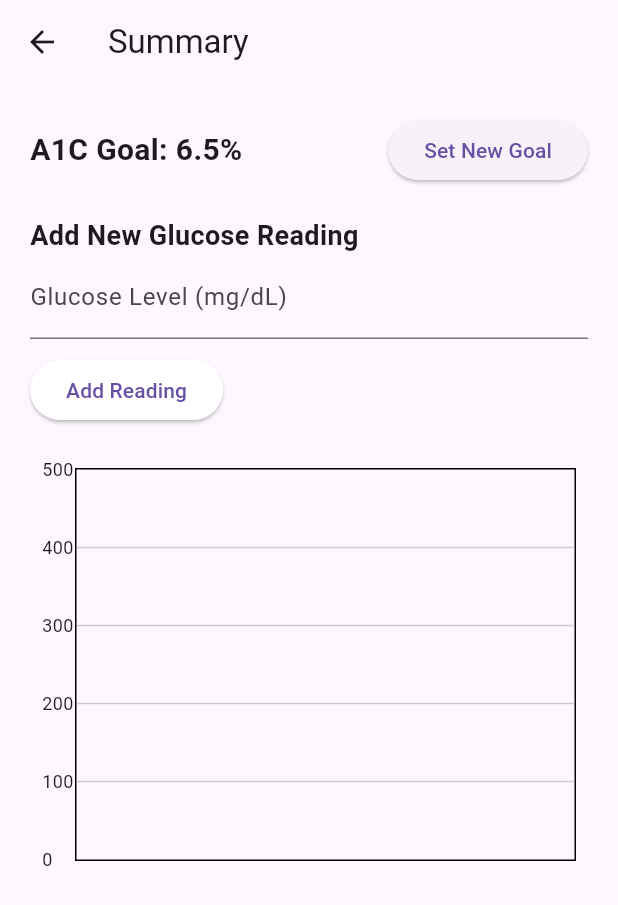
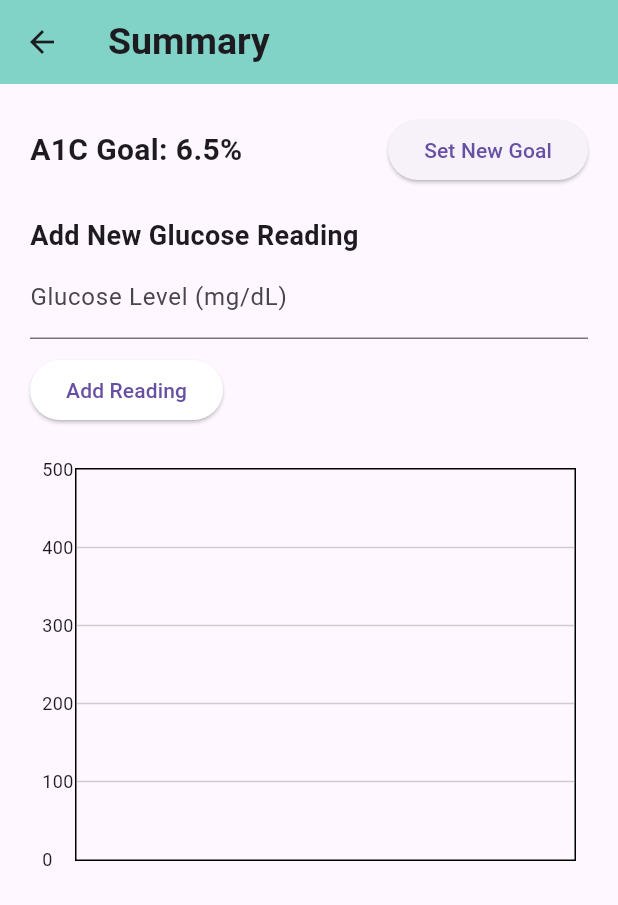
Before and after one commit to UNO-CSCI4830/GlucoGuide, a Flutter app: the MainWrapper screen opened by its route, after a tap on "Go to Summary", on a phone screen of 412 x 824 dp. Shown: the top 905 px of the screen. Run offline on Flutter 3.47's test engine with Material 3 defaults, Android fonts, the phone set to English and light mode, and no system bars; drawn by our look-alikes of fl_chart; our stand-ins replace cloud_firestore, csv, firebase_auth, firebase_core, firebase_messaging, flutter_dotenv and 1 more; accounts and stored records are empty.

Commit message:
fixed lots of UI things

```diff
--- a/glucoguide/lib/components/bottom_navbar.dart
+++ b/glucoguide/lib/components/bottom_navbar.dart
@@ -13,20 +13,17 @@ class BottomNavBar extends StatelessWidget {
   @override
   Widget build(BuildContext context) {
     return BottomNavigationBar(
+      iconSize: 42.69,
       currentIndex: currentIndex,
       onTap: onTap, // Trigger callback when a tab is tapped
       unselectedItemColor: Colors.black,
-      selectedItemColor: Colors.red,
+      selectedItemColor: const Color.fromARGB(255, 28, 184, 152),
       showSelectedLabels: true,
       showUnselectedLabels: true,
       items: const [
         BottomNavigationBarItem(
           icon: Icon(Icons.home),
           label: 'Home',
-        ),
-        BottomNavigationBarItem(
-          icon: Icon(Icons.person),
-          label: 'Profile',
         ),
         BottomNavigationBarItem(
           icon: Icon(Icons.notifications),
--- a/glucoguide/lib/main_wrapper.dart
+++ b/glucoguide/lib/main_wrapper.dart
@@ -6,7 +6,6 @@ import 'package:glucoguide/screens/alerts/alerts_page.dart';
 import 'package:glucoguide/screens/app_settings/app_settings.dart';
 import 'package:glucoguide/screens/food_tracker/food_tracker.dart';
 import 'package:glucoguide/screens/home/home_page.dart';
-import 'package:glucoguide/screens/profile/profile.dart';
 import 'package:glucoguide/screens/summary/summary.dart';
 
 class MainWrapper extends StatefulWidget {
@@ -21,7 +20,6 @@ class _MainWrapperState extends State<MainWrapper> {
 
   final List<Widget> _pages = [
     const HomePage(),
-    const ProfilePage(),
     const AlertsPage(),
     const FoodTrackerPage(),
     const SummaryPage(),
--- a/glucoguide/lib/models/user_profile.dart
+++ b/glucoguide/lib/models/user_profile.dart
@@ -1,3 +1,5 @@
+import 'package:csv/csv.dart';
+
 class UserProfile {
   // Basic user information fields
   String uid;
@@ -9,6 +11,7 @@ class UserProfile {
   int weight;
   String country;
   String unit;
+  int currentGlucoseLevel;
 
   // Logs (food, blood glucose and insulin doses)
   // Stored in a LIST of key value pairs
@@ -28,6 +31,7 @@ class UserProfile {
     required this.weight,
     required this.country,
     required this.unit,
+    this.currentGlucoseLevel = 0,
     this.foodLogs = const [],
     this.bloodGlucoseLogs = const [],
     this.insulinDoseLogs = const [],
@@ -50,7 +54,8 @@ class UserProfile {
       'foodLogs': foodLogs,
       'bloodGlucoseLogs': bloodGlucoseLogs,
       'insulinDoseLogs': insulinDoseLogs,
-      'alerts': alerts
+      'alerts': alerts,
+      'currentGlucoseLevel': currentGlucoseLevel,
     };
   }
 
@@ -72,6 +77,7 @@ class UserProfile {
             List<Map<String, dynamic>>.from(map['bloodGlucoseLogs'] ?? []),
         insulinDoseLogs:
             List<Map<String, dynamic>>.from(map['insulinDoseLogs'] ?? []),
-        alerts: List<Map<String, dynamic>>.from(map['alerts'] ?? []));
+        alerts: List<Map<String, dynamic>>.from(map['alerts'] ?? []),
+        currentGlucoseLevel: map['currentGlucoseLevel']);
   }
 }
--- a/glucoguide/lib/screens/home/home_page.dart
+++ b/glucoguide/lib/screens/home/home_page.dart
@@ -21,7 +21,7 @@ class HomePage extends StatelessWidget {
       appBar: AppBar(
         title: const Text(
           'Welcome To GlucoGuide!',
-          style: TextStyle(fontSize: 20, fontWeight: FontWeight.bold),
+          style: TextStyle(fontSize: 25, fontWeight: FontWeight.bold),
         ),
         automaticallyImplyLeading: false,
         backgroundColor: const Color.fromARGB(147, 36, 185, 156),
@@ -87,7 +87,7 @@ class HomePage extends StatelessWidget {
               Text(
                 "Welcome, ${userProfile!.name}!",
                 style: const TextStyle(
-                  fontSize: 26,
+                  fontSize: 20,
                   fontWeight: FontWeight.bold,
                   color: Color.fromARGB(255, 20, 100, 160),
                 ),
@@ -157,30 +157,9 @@ class CurrentBloodGlucoseWidget extends StatelessWidget {
 
         // Extract insulin dose logs and current blood glucose
         final userData = snapshot.data!.data() as Map<String, dynamic>?;
-        if (userData == null || !userData.containsKey('insulinDoseLogs')) {
-          return const Center(
-              child: Text(
-            "No blood glucose logs available",
-            style: TextStyle(fontSize: 16, color: Colors.orangeAccent),
-          ));
-        }
-
-        final insulinDoseLogs = (userData['insulinDoseLogs'] as List<dynamic>?)
-            ?.map((log) => log as Map<String, dynamic>)
-            .toList();
-
-        // Make sure insulindoselogs is not empty or null, if so display message
-        if (insulinDoseLogs == null || insulinDoseLogs.isEmpty) {
-          return const Center(
-              child: Text(
-            "No blood glucose logs available",
-            style: TextStyle(fontSize: 16, color: Colors.orangeAccent),
-          ));
-        }
 
         // Get current blood glucose level (from last log)
-        final currentBloodGlucose =
-            insulinDoseLogs.last['bloodGlucLevel'] ?? "N/A";
+        final currentBloodGlucose = userData?['currentGlucoseLevel']!;
 
         return Padding(
           padding: const EdgeInsets.all(8.0),
--- a/glucoguide/lib/screens/summary/summary.dart
+++ b/glucoguide/lib/screens/summary/summary.dart
@@ -1,5 +1,7 @@
 import 'package:flutter/material.dart';
 import 'package:fl_chart/fl_chart.dart';
+import 'package:glucoguide/providers/user_provider.dart';
+import 'package:provider/provider.dart';
 
 class BloodGlucoseLog {
   final DateTime date;
@@ -20,7 +22,6 @@ class SummaryPageState extends State<SummaryPage> {
   final List<BloodGlucoseLog> _glucoseLogs = [];
 
   void _updateA1CGoal() async {
-
     double? newGoal = await showDialog<double>(
       context: context,
       builder: (BuildContext context) {
@@ -54,8 +55,18 @@ class SummaryPageState extends State<SummaryPage> {
   }
 
   void _addGlucoseReading(double level) {
+    // update user profile via user provider
+    final userProvider = Provider.of<UserProvider>(context, listen: false);
+
     setState(() {
       _glucoseLogs.add(BloodGlucoseLog(date: DateTime.now(), level: level));
+      final int mostRecentLevel =
+          _glucoseLogs.last.level.toInt(); // Access 'level' and convert to int
+
+      if (mostRecentLevel != null) {
+        userProvider
+            .updateUserProfile({'currentGlucoseLevel': mostRecentLevel});
+      }
     });
   }
 
@@ -63,14 +74,18 @@ class SummaryPageState extends State<SummaryPage> {
   Widget build(BuildContext context) {
     return Scaffold(
       appBar: AppBar(
-        title: const Text('Summary'),
+          title: const Text(
+            'Summary',
+            style: TextStyle(fontSize: 25, fontWeight: FontWeight.bold),
+          ),
+          backgroundColor: const Color.fromARGB(147, 36, 185, 156),
           leading: IconButton(
             icon: const Icon(Icons.arrow_back),
             onPressed: () {
-            Navigator.pushNamedAndRemoveUntil(context, '/home', (Route<dynamic> route) => false);
+              Navigator.pushNamedAndRemoveUntil(
+                  context, '/home', (Route<dynamic> route) => false);
             },
-        ),
-      ),
+          )),
       body: SingleChildScrollView(
         child: Padding(
           padding: const EdgeInsets.all(20),
@@ -107,7 +122,8 @@ class SummaryPageState extends State<SummaryPage> {
                   decoration: BoxDecoration(
                     color: Color.fromARGB(255, 92, 16, 16).withOpacity(0.2),
                     borderRadius: BorderRadius.circular(8.0),
-                  border: Border.all(color: Color.fromARGB(255, 92, 16, 16), width: 1),
+                    border: Border.all(
+                        color: Color.fromARGB(255, 92, 16, 16), width: 1),
                   ),
                   child: Column(
                     crossAxisAlignment: CrossAxisAlignment.start,
@@ -143,7 +159,6 @@ class SummaryPageState extends State<SummaryPage> {
     );
   }
 
-
   Widget _buildGlucoseEntryUI() {
     TextEditingController glucoseController = TextEditingController();
 
@@ -152,7 +167,8 @@ class SummaryPageState extends State<SummaryPage> {
       children: <Widget>[
         Text(
           "Add New Glucose Reading",
-          style: TextStyle(fontSize: 18,
+          style: TextStyle(
+            fontSize: 18,
             fontWeight: FontWeight.bold,
           ),
         ),
@@ -161,7 +177,6 @@ class SummaryPageState extends State<SummaryPage> {
           keyboardType: TextInputType.number,
           decoration: InputDecoration(
             labelText: "Glucose Level (mg/dL)",
-
             labelStyle: TextStyle(),
           ),
         ),
@@ -173,7 +188,8 @@ class SummaryPageState extends State<SummaryPage> {
               glucoseController.clear();
             }
           },
-          style: ElevatedButton.styleFrom(backgroundColor: Color.fromARGB(255, 255, 255, 255)),
+          style: ElevatedButton.styleFrom(
+              backgroundColor: Color.fromARGB(255, 255, 255, 255)),
           child: Text("Add Reading"),
         ),
       ],
```
Also changed, not shown: glucoguide/lib/insulin_calculator/insulin_calculator.dart (+19 -16 lines), glucoguide/lib/screens/alerts/alerts_page.dart (+22 -18 lines), glucoguide/lib/screens/food_tracker/food_tracker.dart (+5 -2 lines), glucoguide/lib/screens/profile/profile.dart (deleted, +0 -30 lines), glucoguide/pubspec.lock (added), 2 other files. Lines whose indentation alone changed are shown as unchanged.
